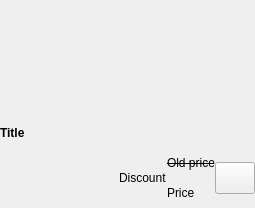
First picture: the form in widgets/storegridtile.ui, repository pamugk/nebulae-qt, before the edit.
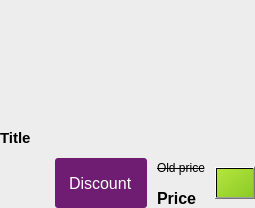
Second picture: the form after the edit. Icons and pictures are not drawn.

The edit to the form file:
```diff
--- a/widgets/storegridtile.ui
+++ b/widgets/storegridtile.ui
@@ -19,6 +19,9 @@
   <property name="windowTitle">
    <string>Form</string>
   </property>
+  <property name="styleSheet">
+   <string notr="true">background-color: rgb(237, 237, 237);</string>
+  </property>
   <layout class="QGridLayout" name="gridLayout">
    <property name="leftMargin">
     <number>0</number>
@@ -33,10 +36,16 @@
     <number>0</number>
    </property>
    <property name="spacing">
-    <number>0</number>
+    <number>10</number>
    </property>
    <item row="3" column="2">
     <widget class="QLabel" name="priceLabel">
+     <property name="font">
+      <font>
+       <pointsize>12</pointsize>
+       <bold>true</bold>
+      </font>
+     </property>
      <property name="text">
       <string notr="true">Price</string>
      </property>
@@ -44,6 +53,17 @@
    </item>
    <item row="2" column="1" rowspan="2">
     <widget class="QLabel" name="discountLabel">
+     <property name="font">
+      <font>
+       <pointsize>12</pointsize>
+      </font>
+     </property>
+     <property name="styleSheet">
+      <string notr="true">color: white; 
+background-color: rgb(110, 29, 114); 
+border-radius: 3px;
+padding: 10px;</string>
+     </property>
      <property name="text">
       <string notr="true">Discount</string>
      </property>
@@ -53,6 +73,7 @@
     <widget class="QLabel" name="oldPriceLabel">
      <property name="font">
       <font>
+       <pointsize>9</pointsize>
        <strikeout>true</strikeout>
       </font>
      </property>
@@ -88,6 +109,9 @@
        <height>32</height>
       </size>
      </property>
+     <property name="styleSheet">
+      <string notr="true">background-color: qlineargradient(spread:pad, x1:0, y1:0, x2:1, y2:1, stop:0 rgb(180, 230, 60), stop:1 rgb(140, 202, 39));</string>
+     </property>
      <property name="text">
       <string/>
      </property>
@@ -101,6 +125,7 @@
     <widget class="QLabel" name="titleLabel">
      <property name="font">
       <font>
+       <pointsize>11</pointsize>
        <bold>true</bold>
       </font>
      </property>
```
